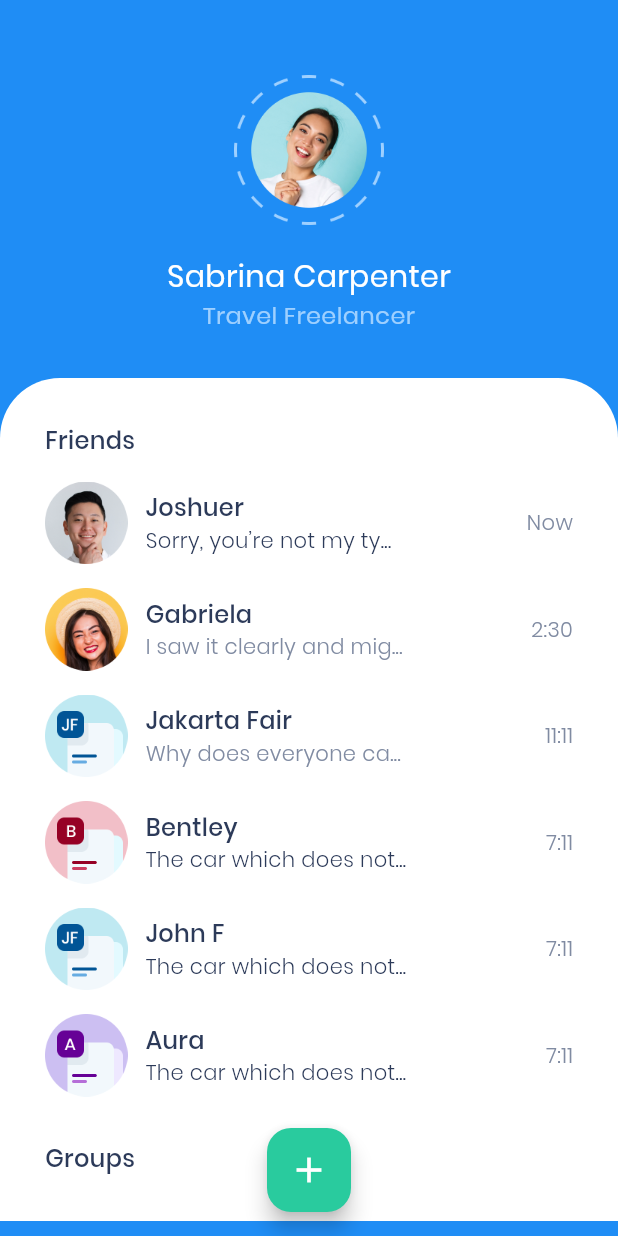
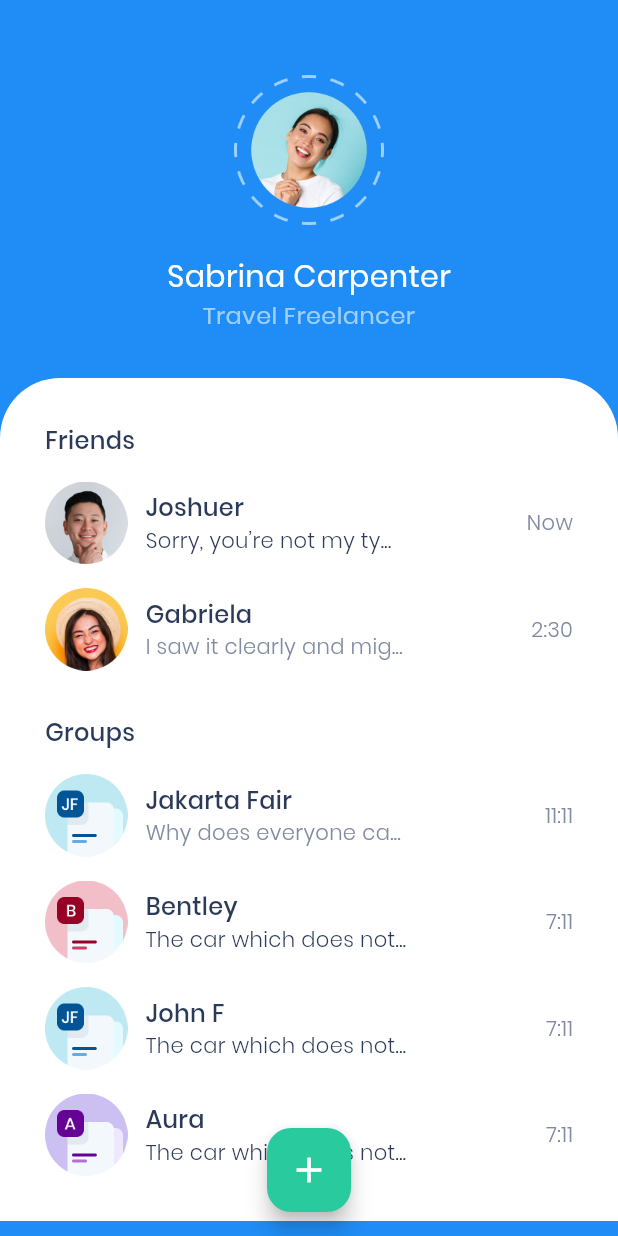
Before and after one commit to obitwicaksono/chatty-bwa-flutter, a Flutter app: the screen it shows after launch, on a phone screen of 412 x 824 dp. Run offline on Flutter 3.47's test engine with Material 3 defaults, Android fonts, the phone set to English and light mode, and no system bars; our stand-ins replace go_router.

Commit message:
refactor code: memisahkan model chat list pada ui home page

```diff
--- a/lib/models/chat_list.dart
+++ b/lib/models/chat_list.dart
@@ -1,11 +1,12 @@
-import 'package:flutter/material.dart';
+enum ChatType { friend, group }
 
 class ChatListModel {
-  late String imageUrl;
-  late String name;
-  late String text;
-  late String time;
-  late bool unread;
+  final String imageUrl;
+  final String name;
+  final String text;
+  final String time;
+  final bool unread;
+  final ChatType chatType;
 
   ChatListModel({
     required this.imageUrl,
@@ -13,6 +14,7 @@ class ChatListModel {
     required this.text,
     required this.time,
     required this.unread,
+    required this.chatType,
   });
 
   static List<ChatListModel> getChatList() {
@@ -25,6 +27,7 @@ class ChatListModel {
         text: 'Sorry, you’re not my ty...',
         time: 'Now',
         unread: true,
+        chatType: ChatType.friend,
       ),
     );
 
@@ -35,6 +38,7 @@ class ChatListModel {
         text: 'I saw it clearly and mig...',
         time: '2:30',
         unread: false,
+        chatType: ChatType.friend,
       ),
     );
 
@@ -45,6 +49,7 @@ class ChatListModel {
         text: 'Why does everyone ca...',
         time: '11:11',
         unread: false,
+        chatType: ChatType.group,
       ),
     );
 
@@ -55,6 +60,7 @@ class ChatListModel {
         text: 'The car which does not...',
         time: '7:11',
         unread: true,
+        chatType: ChatType.group,
       ),
     );
 
@@ -65,6 +71,7 @@ class ChatListModel {
         text: 'The car which does not...',
         time: '7:11',
         unread: true,
+        chatType: ChatType.group,
       ),
     );
 
@@ -75,6 +82,7 @@ class ChatListModel {
         text: 'The car which does not...',
         time: '7:11',
         unread: true,
+        chatType: ChatType.group,
       ),
     );
     return chatList;
--- a/lib/pages/home_page.dart
+++ b/lib/pages/home_page.dart
@@ -1,13 +1,16 @@
 import 'package:chatty_bwa/theme.dart';
+import 'package:chatty_bwa/widgets/chat_tile.dart';
 import 'package:flutter/material.dart';
-// import 'package:chatty_bwa/widgets/chat_tile.dart';
 import 'package:chatty_bwa/models/chat_list.dart';
 
 class HomePage extends StatelessWidget {
   HomePage({super.key});
 
-  List<ChatListModel> chatList =
-      ChatListModel.getChatList();
+  List<ChatListModel> chatList = ChatListModel.getChatList();
+  List<ChatListModel> get friends =>
+      chatList.where((chat) => chat.chatType == ChatType.friend).toList();
+  List<ChatListModel> get groups =>
+      chatList.where((chat) => chat.chatType == ChatType.group).toList();
 
   @override
   Widget build(BuildContext context) {
@@ -17,8 +20,7 @@ class HomePage extends StatelessWidget {
         backgroundColor: greenColor,
         child: Icon(Icons.add, size: 28, color: whiteColor),
       ),
-      floatingActionButtonLocation:
-          FloatingActionButtonLocation.centerFloat,
+      floatingActionButtonLocation: FloatingActionButtonLocation.centerFloat,
       backgroundColor: blueColor,
       body: SafeArea(
         child: Center(
@@ -34,17 +36,11 @@ class HomePage extends StatelessWidget {
                 SizedBox(height: 20),
                 Text(
                   'Sabrina Carpenter',
-                  style: TextStyle(
-                    fontSize: 20,
-                    color: whiteColor,
-                  ),
+                  style: TextStyle(fontSize: 20, color: whiteColor),
                 ),
                 Text(
                   'Travel Freelancer',
-                  style: TextStyle(
-                    color: lightBlueColor,
-                    fontSize: 16,
-                  ),
+                  style: TextStyle(color: lightBlueColor, fontSize: 16),
                 ),
                 SizedBox(height: 30),
                 Container(
@@ -57,115 +53,42 @@ class HomePage extends StatelessWidget {
                     ),
                   ),
                   child: Column(
-                    crossAxisAlignment:
-                        CrossAxisAlignment.start,
+                    crossAxisAlignment: CrossAxisAlignment.start,
                     children: [
-                      Text(
-                        'Friends',
-                        style: titleTextStyle,
-                      ),
+                      Text('Friends', style: titleTextStyle),
 
                       ListView.builder(
                         shrinkWrap: true,
-                        physics:
-                            NeverScrollableScrollPhysics(),
-                        itemCount: chatList.length,
+                        physics: NeverScrollableScrollPhysics(),
+                        itemCount: friends.length,
                         itemBuilder: (context, index) {
-                          return Container(
-                            child: Padding(
-                              padding: EdgeInsets.only(
-                                top: 16,
-                              ),
-                              child: Row(
-                                children: [
-                                  Image.asset(
-                                    chatList[index]
-                                        .imageUrl,
-                                    width: 55,
-                                    height: 55,
-                                  ),
-                                  SizedBox(width: 12),
-                                  Column(
-                                    crossAxisAlignment:
-                                        CrossAxisAlignment
-                                            .start,
-                                    children: [
-                                      Text(
-                                        chatList[index]
-                                            .name,
-                                        style:
-                                            titleTextStyle,
-                                      ),
-                                      Text(
-                                        chatList[index]
-                                            .text,
-                                        style:
-                                            chatList[index]
-                                                .unread
-                                            ? subtitleTextStyle
-                                                  .copyWith(
-                                                    color:
-                                                        blackColor,
-                                                  )
-                                            : subtitleTextStyle,
-                                      ),
-                                    ],
-                                  ),
-                                  Spacer(),
-                                  Text(
-                                    chatList[index].time,
-                                    style:
-                                        subtitleTextStyle,
-                                  ),
-                                ],
-                              ),
-                            ),
+                          return ChatTile(
+                            imageUrl: friends[index].imageUrl,
+                            name: friends[index].name,
+                            text: friends[index].text,
+                            time: friends[index].time,
+                            unread: friends[index].unread,
+                            chatType: friends[index].chatType,
                           );
                         },
                       ),
-
                       SizedBox(height: 30),
                       Text('Groups', style: titleTextStyle),
-                      // ChatTile(
-                      //   imageUrl:
-                      //       'assets/images/group1.png',
-                      //   name: 'Jakarta Fair',
-                      //   text: 'Why does everyone ca...',
-                      //   time: '11:11',
-                      //   unread: false,
-                      // ),
-                      // ChatTile(
-                      //   imageUrl:
-                      //       'assets/images/group2.png',
-                      //   name: 'Angga',
-                      //   text: 'Here here we can go...',
-                      //   time: '7:11',
-                      //   unread: true,
-                      // ),
-                      // ChatTile(
-                      //   imageUrl:
-                      //       'assets/images/group3.png',
-                      //   name: 'Bentley',
-                      //   text: 'The car which does not...',
-                      //   time: '7:11',
-                      //   unread: true,
-                      // ),
-                      // ChatTile(
-                      //   imageUrl:
-                      //       'assets/images/group1.png',
-                      //   name: 'John F',
-                      //   text: 'The car which does not...',
-                      //   time: '7:11',
-                      //   unread: true,
-                      // ),
-                      // ChatTile(
-                      //   imageUrl:
-                      //       'assets/images/group2.png',
-                      //   name: 'Aura',
-                      //   text: 'The car which does not...',
-                      //   time: '7:11',
-                      //   unread: true,
-                      // ),
+                      ListView.builder(
+                        shrinkWrap: true,
+                        physics: NeverScrollableScrollPhysics(),
+                        itemCount: groups.length,
+                        itemBuilder: (context, index) {
+                          return ChatTile(
+                            imageUrl: groups[index].imageUrl,
+                            name: groups[index].name,
+                            text: groups[index].text,
+                            time: groups[index].time,
+                            unread: groups[index].unread,
+                            chatType: groups[index].chatType,
+                          );
+                        },
+                      ),
                     ],
                   ),
                 ),
--- a/lib/widgets/chat_tile.dart
+++ b/lib/widgets/chat_tile.dart
@@ -1,3 +1,4 @@
+import 'package:chatty_bwa/models/chat_list.dart';
 import 'package:flutter/material.dart';
 import 'package:chatty_bwa/theme.dart';
 
@@ -9,6 +10,7 @@ class ChatTile extends StatelessWidget {
     required this.text,
     required this.time,
     required this.unread,
+    required this.chatType,
   });
 
   final String imageUrl;
@@ -16,6 +18,7 @@ class ChatTile extends StatelessWidget {
   final String text;
   final String time;
   final bool unread;
+  final ChatType chatType;
 
   @override
   Widget build(BuildContext context) {
@@ -33,9 +36,7 @@ class ChatTile extends StatelessWidget {
                 Text(
                   text,
                   style: unread
-                      ? subtitleTextStyle.copyWith(
-                          color: blackColor,
-                        )
+                      ? subtitleTextStyle.copyWith(color: blackColor)
                       : subtitleTextStyle,
                 ),
               ],
```
Also changed, not shown: lib/models/chat_list_group.dart (added, +60 -0 lines).
